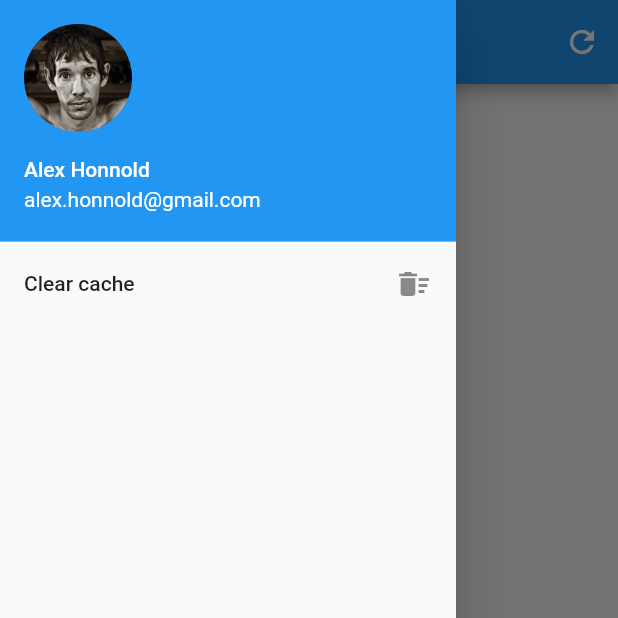
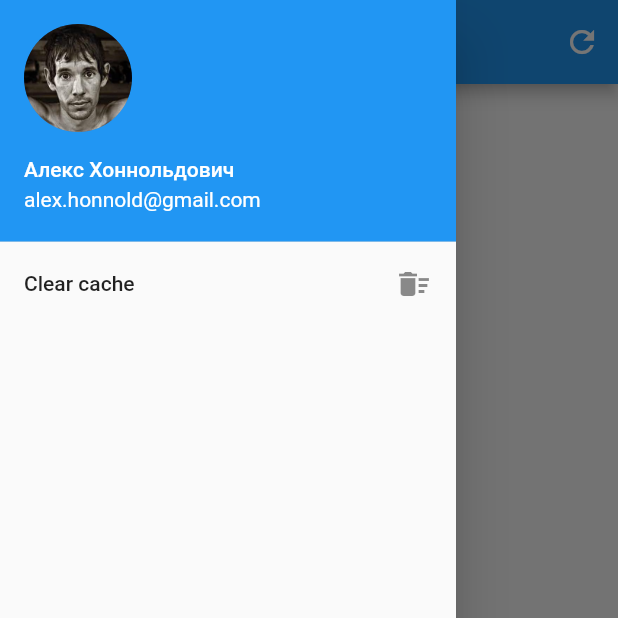
Before and after one commit to mikhailmokhov/climbing-app, a Flutter app: the screen it shows after launch, with the side drawer open, on a phone screen of 412 x 824 dp, the top half of it. Run offline on Flutter 3.47's test engine with Material 2 defaults, Android fonts, the phone set to English and light mode, and no system bars; our stand-ins replace flutter_rating_bar, shared_preferences; network calls fail.

Commit message:
Set up translation

```diff
--- a/lib/classes/gym.dart
+++ b/lib/classes/gym.dart
@@ -1,3 +1,5 @@
+///
+/// Describes properties and serialization methods of gym instance
 class Gym {
   final String id;
   final String name;
@@ -19,7 +21,7 @@ class Gym {
     }
   }
 
-  /// Google specific constructor for serializing from Places API json
+  /// Google specific deserializer from Places API json response
   Gym.fromGoogleJson(Map<String, dynamic> json)
       : this.id = '',
         this.googlePlaceId = json['place_id'],
@@ -38,7 +40,7 @@ class Gym {
         this.googlePhotos.add(GooglePhoto.fromJson(photo));
   }
 
-  /// Google specific method
+  /// Google specific method for obtaining Places Photos URL
   String getGooglePhotoUrl(String appKey, {int width}) {
     if (this.googlePhotos.length > 0) {
       return this.googlePhotos[0].getUrl(appKey, width: width);
@@ -47,6 +49,7 @@ class Gym {
     }
   }
 
+  /// Generic serializer
   Map<String, dynamic> toJson() {
     List<Map<String, dynamic>> googlePhotos = [];
     for (final photo in this.googlePhotos) googlePhotos.add(photo.toJson());
@@ -60,9 +63,9 @@ class Gym {
       'google_photos': googlePhotos
     };
   }
-
 }
 
+/// Describes Google Place API photo instance
 class GooglePhoto {
   final String reference;
 
@@ -82,10 +85,12 @@ class GooglePhoto {
   }
 }
 
+/// Gyms provider
+/// Can not be instantiated
 class Gyms {
-  final List<Gym> _list = [];
+  static final List<Gym> _list = [];
 
-  int get length => _list.length;
+  static int get length => _list.length;
 
   Gym operator [](int index) => _list[index];
 
@@ -93,13 +98,13 @@ class Gyms {
     _list[index] = value;
   }
 
-  void add(Gym value) => _list.add(value);
+  static void add(Gym value) => _list.add(value);
 
-  Gyms.fromGoogleJson(List<dynamic> list) {
+  static fromGoogleJson(List<dynamic> list) {
     for (final gym in list) _list.add(Gym.fromGoogleJson(gym));
   }
 
-  toJson() {
+  static toJson() {
     List<Map<String, dynamic>> gyms = [];
     for (final gym in _list) gyms.add(gym.toJson());
     return {"gyms": gyms};
--- /dev/null
+++ b/lib/classes/gym_provider.dart
@@ -0,0 +1,5 @@
+abstract class GymProvider {
+  static fetch(){
+
+  }
+}
--- /dev/null
+++ b/lib/classes/location.dart
@@ -0,0 +1,16 @@
+///
+/// Wrapper for geolocation plugin specific code
+abstract class Location {
+  static Future<Coordinates> getCoordinates() async {
+    //TODO: add code for fetching gps data
+    return Coordinates(43.640454, -79.380488);
+  }
+}
+
+/// Describes simple location data
+class Coordinates {
+  final double latitude;
+  final double longitude;
+
+  Coordinates(this.latitude, this.longitude);
+}
--- a/lib/classes/places.dart
+++ /dev/null
@@ -1,3 +0,0 @@
-class Places{
-
-}
--- a/lib/main.dart
+++ b/lib/main.dart
@@ -1,7 +1,9 @@
-import 'package:climbing/widgets/gymslist.dart';
+import 'package:climbing/generated/i18n.dart';
+import 'package:climbing/widgets/gyms_list.dart';
 import 'package:flutter/material.dart';
+import 'package:flutter_localizations/flutter_localizations.dart';
 
-const String APP_KEY = 'AIzaSyCJ4u7HC3AsvOMS_4w-mdkhLOP_deCLBcc';
+const String GOOGLE_PLACES_APP_KEY = 'AIzaSyCJ4u7HC3AsvOMS_4w-mdkhLOP_deCLBcc';
 const String KEYWORD = 'climbing%20gym';
 const String LOCATION = '43.640454,-79.380488';
 
@@ -12,11 +14,22 @@ class MyApp extends StatelessWidget {
   @override
   Widget build(BuildContext context) {
     return MaterialApp(
-      title: 'Climbing routes',
+      localizationsDelegates:  [
+        S.delegate,
+        // You need to add them if you are using the material library.
+        // The material components uses this delegates to provide default
+        // localization
+        GlobalMaterialLocalizations.delegate,
+        GlobalWidgetsLocalizations.delegate,
+      ],
+      supportedLocales: S.delegate.supportedLocales,
+      onGenerateTitle: (BuildContext context) =>
+      S.of(context).appTitle,
+      title: 'Climbing app',
       theme: ThemeData(
         primarySwatch: Colors.blue,
       ),
-      home: GymList(),
+      home: GymsList(),
     );
   }
 }
--- /dev/null
+++ b/lib/widgets/drawer_menu.dart
@@ -0,0 +1,39 @@
+import 'package:climbing/generated/i18n.dart';
+import 'package:flutter/material.dart';
+
+class DrawerMenu extends StatelessWidget {
+  final String accountName;
+  final String accountEmail;
+  final ImageProvider accountPicture;
+  final Function clearCache;
+
+  const DrawerMenu(this.accountName, this.accountEmail, this.accountPicture,
+      this.clearCache);
+
+  @override
+  Widget build(BuildContext context) {
+    return Drawer(
+      child: Column(
+        children: <Widget>[
+          UserAccountsDrawerHeader(
+            accountName: Text(accountName),
+            accountEmail: Text(accountEmail),
+            currentAccountPicture: CircleAvatar(
+              backgroundImage: accountPicture,
+            ),
+            margin: EdgeInsets.zero,
+          ),
+          MediaQuery.removePadding(
+              context: context,
+              removeTop: true,
+              child: ListTile(
+                  trailing: const Icon(Icons.delete_sweep),
+                  title: Text(S.of(context).drawerMenu_clearCache),
+                  onTap: () {
+                    clearCache();
+                  })),
+        ],
+      ),
+    );
+  }
+}
--- a/lib/widgets/gymprops.dart
+++ b/lib/widgets/gymprops.dart
@@ -167,7 +167,7 @@ class ContactsDemoState extends State<ContactsDemo> {
                   fit: StackFit.expand,
                   children: <Widget>[
                     Image.network(
-                      this.widget.gym.getGooglePhotoUrl(APP_KEY, width: 1125),
+                      this.widget.gym.getGooglePhotoUrl(GOOGLE_PLACES_APP_KEY, width: 1125),
                       fit: BoxFit.cover,
                       height: _appBarHeight,
                     ),
--- a/lib/widgets/gymslist.dart
+++ b/lib/widgets/gyms_list.dart
@@ -1,24 +1,24 @@
 import 'package:climbing/classes/gym.dart';
+import 'package:climbing/classes/location.dart';
+import 'package:climbing/generated/i18n.dart';
+import 'package:climbing/widgets/drawer_menu.dart';
 import 'package:flutter/material.dart';
 import 'dart:convert';
 import 'package:http/http.dart' as http;
-import 'package:geolocator/geolocator.dart';
 import 'package:flutter_rating_bar/flutter_rating_bar.dart';
 import 'package:shared_preferences/shared_preferences.dart';
 
 import '../main.dart';
 import 'gymprops.dart';
 
-class GymList extends StatefulWidget {
-  static const String routeName = '/gymlist';
-
-  const GymList({Key key}) : super(key: key);
-
+class GymsList extends StatefulWidget {
+  static const String routeName = '/gymslist';
+  const GymsList({Key key}) : super(key: key);
   @override
-  _GymListState createState() => _GymListState();
+  _GymsListState createState() => _GymsListState();
 }
 
-class _GymListState extends State<GymList> {
+class _GymsListState extends State<GymsList> {
   final GlobalKey<ScaffoldState> _scaffoldKey = GlobalKey<ScaffoldState>();
 
   final GlobalKey<RefreshIndicatorState> _refreshIndicatorKey =
@@ -30,7 +30,7 @@ class _GymListState extends State<GymList> {
   List<Gym> items = [];
 
   Future<void> _handleRefresh() async {
-    const USE_CACHE = true;
+    const USE_CACHE = false;
     const String EXPIRATION = '_expiration';
 
     loadGyms(dynamic jsonMap) {
@@ -42,18 +42,11 @@ class _GymListState extends State<GymList> {
       }
     }
 
-    Position position = await Geolocator()
-        .getLastKnownPosition(desiredAccuracy: LocationAccuracy.medium);
-    if (position == null) {
-      position = await Geolocator()
-          .getCurrentPosition(desiredAccuracy: LocationAccuracy.medium);
-    }
+    Coordinates coordinates = await Location.getCoordinates();
 
-    double latitude = position.latitude;
-    double longitude = position.longitude;
-
-    String dataKey =
-        latitude.toStringAsFixed(1) + ',' + longitude.toStringAsFixed(1);
+    String dataKey = coordinates.latitude.toStringAsFixed(1) +
+        ',' +
+        coordinates.longitude.toStringAsFixed(1);
     String expirationKey = dataKey + EXPIRATION;
 
     SharedPreferences preferences = await SharedPreferences.getInstance();
@@ -67,14 +60,19 @@ class _GymListState extends State<GymList> {
     } else {
       final response = await http.get(
           'https://maps.googleapis.com/maps/api/place/nearbysearch/json?location=' +
-              latitude.toString() +
+              coordinates.latitude.toString() +
               ',' +
-              longitude.toString() +
+              coordinates.longitude.toString() +
               '&rankby=distance&keyword=' +
               KEYWORD +
               '&key=' +
-              APP_KEY);
+              GOOGLE_PLACES_APP_KEY);
       if (response.statusCode == 200) {
+        Map<String, dynamic> jsonMap = json.decode(response.body);
+        if (jsonMap['results'] is List) {
+          Gyms.fromGoogleJson(jsonMap['results']);
+        }
+
         preferences.setString(dataKey, response.body);
         preferences.setInt(dataKey + EXPIRATION,
             (DateTime.now()).add(Duration(days: 1)).millisecondsSinceEpoch);
@@ -105,6 +103,8 @@ class _GymListState extends State<GymList> {
       });
     });
   }
+
+  void _loadMore() {}
 
   _onTap(Gym gym) {
     Navigator.push(
@@ -141,10 +141,10 @@ class _GymListState extends State<GymList> {
     return Scaffold(
       key: _scaffoldKey,
       appBar: AppBar(
-          title: Text('Climbing gyms'),
+          title: Text(S.of(context).gymsList_title),
           leading: IconButton(
-            icon: const Icon(Icons.dehaze),
-            tooltip: 'Refresh',
+            icon: const Icon(Icons.menu),
+            tooltip: S.of(context).menu,
             onPressed: () {
               _scaffoldKey.currentState.openDrawer();
             },
@@ -152,7 +152,7 @@ class _GymListState extends State<GymList> {
           actions: <Widget>[
             IconButton(
               icon: const Icon(Icons.refresh),
-              tooltip: 'Refresh',
+              tooltip: S.of(context).refresh,
               onPressed: () {
                 _refreshIndicatorKey.currentState.show();
               },
@@ -161,9 +161,16 @@ class _GymListState extends State<GymList> {
       body: RefreshIndicator(
         key: _refreshIndicatorKey,
         onRefresh: _handleRefresh,
+        child: NotificationListener<ScrollNotification>(
+          onNotification: (ScrollNotification scrollInfo) {
+            if (scrollInfo.metrics.pixels ==
+                scrollInfo.metrics.maxScrollExtent) {
+              _loadMore();
+            }
+          },
           child: ListView.separated(
+            itemCount: items.length,
             padding: EdgeInsets.symmetric(vertical: 8.0),
-          itemCount: items.length,
             separatorBuilder: (BuildContext context, int index) =>
                 Divider(height: 0),
             itemBuilder: (BuildContext context, int index) {
@@ -176,7 +183,7 @@ class _GymListState extends State<GymList> {
                   },
                   trailing: FadeInImage.assetNetwork(
                       placeholder: 'images/gym-placeholder.jpg',
-                    image: gym.getGooglePhotoUrl(APP_KEY),
+                      image: gym.getGooglePhotoUrl(GOOGLE_PLACES_APP_KEY),
                       width: 75,
                       height: 55,
                       fit: BoxFit.cover),
@@ -203,25 +210,9 @@ class _GymListState extends State<GymList> {
             },
           ),
         ),
-      drawer: Drawer(
-        child: Column(
-          children: <Widget>[
-            const UserAccountsDrawerHeader(
-              accountName: Text('Alex Honnold'),
-              accountEmail: Text('alex.honnold@gmail.com'),
-              currentAccountPicture: CircleAvatar(
-                backgroundImage: AssetImage('images/honnold.png'),
       ),
-              margin: EdgeInsets.zero,
-            ),
-            MediaQuery.removePadding(
-              context: context,
-              // DrawerHeader consumes top MediaQuery padding.
-              removeTop: true,
-              child: ListTile(
-                  trailing: Icon(Icons.delete_sweep),
-                  title: Text('Clear cache'),
-                  onTap: () {
+      drawer: DrawerMenu('Алекс Хоннольдович', 'alex.honnold@gmail.com',
+          AssetImage('images/honnold.png'), () {
         SharedPreferences.getInstance().then((pref) {
           pref.clear();
           _scaffoldKey.currentState?.showSnackBar(SnackBar(
@@ -230,10 +221,6 @@ class _GymListState extends State<GymList> {
           Navigator.of(context).pop();
         });
       }),
-            ),
-          ],
-        ),
-      ),
     );
   }
 }
--- a/pubspec.yaml
+++ b/pubspec.yaml
@@ -14,12 +14,14 @@ environment:
 
 dependencies:
   http: ^0.12.0+2
-  geolocator: ^3.0.1
   flutter_rating_bar: ^1.1.1
   shared_preferences: ^0.5.2
 
   flutter:
     sdk: flutter
+
+  flutter_localizations: # add this
+    sdk: flutter # add this
 
 
   # The following adds the Cupertino Icons font to your application.
```
Also changed, not shown: res/values/strings_en.arb (+7 -0 lines), res/values/strings_ru.arb (added, +7 -0 lines), lib/generated/i18n.dart, pubspec.lock, 3 other files. Lines whose indentation alone changed are shown as unchanged.
